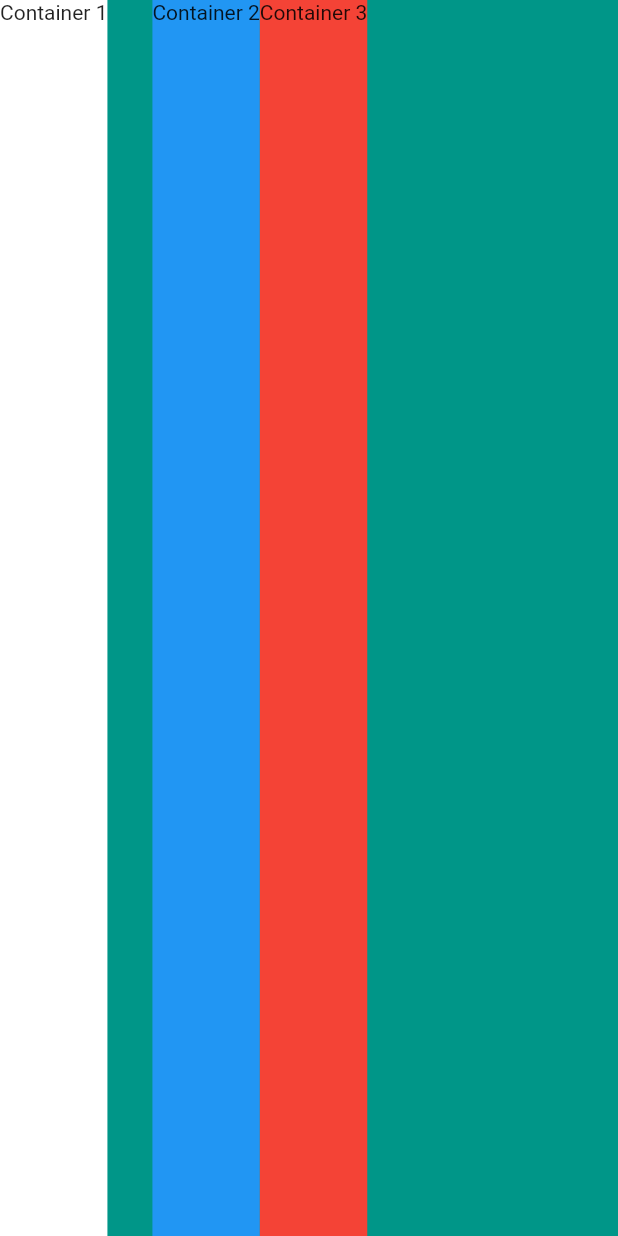
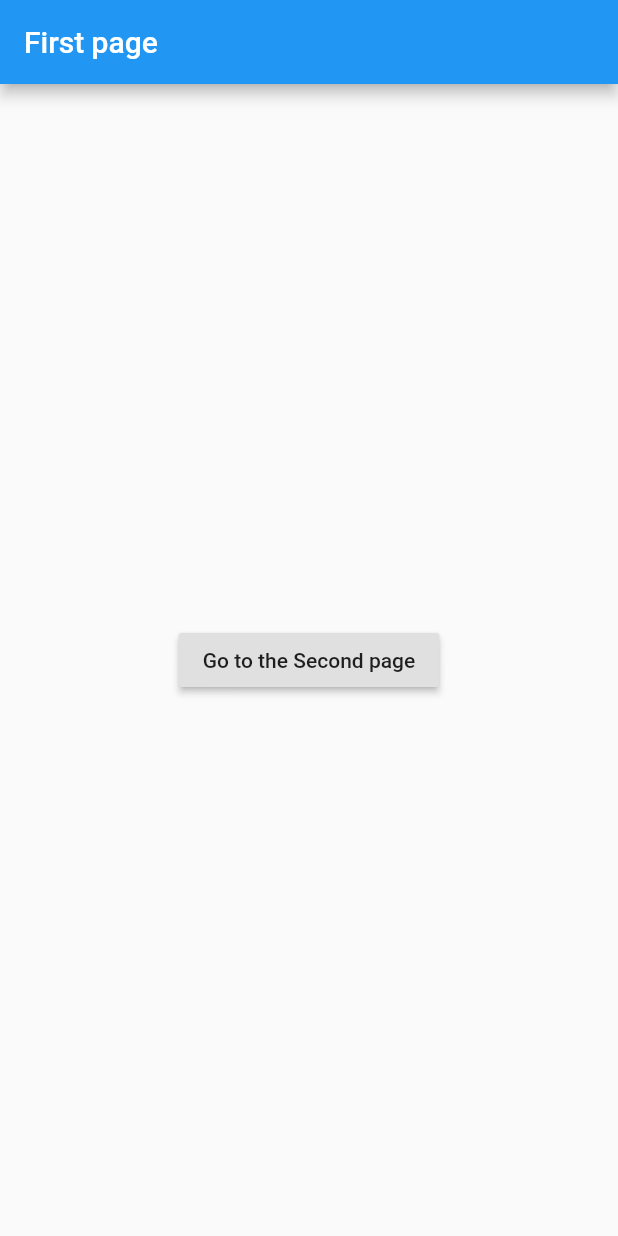
Before and after one commit to Bepo0328/StudyToFlutter, a Flutter app: the screen it shows after launch, on a phone screen of 412 x 824 dp. Run offline on Flutter 3.47's test engine with Material 2 defaults, Android fonts, the light colour scheme and no system bars.

Commit message:
StudyToFlutter: Flutter - Navigator

```diff
--- a/flutter_app/lib/main.dart
+++ b/flutter_app/lib/main.dart
@@ -8,47 +8,50 @@ class MyApp extends StatelessWidget {
   @override
   Widget build(BuildContext context) {
     return MaterialApp(
-      title: "Column & Row",
-      theme: ThemeData(
-        primarySwatch: Colors.green
-      ),
-      home: MyPage(),
+      title: "First page",
+      theme: ThemeData(primarySwatch: Colors.blue),
+      home: FirstPage(),
     );
   }
 }
 
-class MyPage extends StatelessWidget {
-  const MyPage({Key? key}) : super(key: key);
+class FirstPage extends StatelessWidget {
+  const FirstPage({Key? key}) : super(key: key);
 
   @override
-  Widget build(BuildContext context) {
+  Widget build(BuildContext context2) {
     return Scaffold(
-      backgroundColor: Colors.teal,
-      body: SafeArea(
-          child: Row(
-            crossAxisAlignment: CrossAxisAlignment.stretch,
-            children: [
-              Container(
-                height: 100,
-                color: Colors.white,
-                child: Text("Container 1"),
-              ),
-              SizedBox(
-                width: 30.0,
-              ),
-              Container(
-                height: 100,
-                color: Colors.blue,
-                child: Text("Container 2"),
-              ),
-              Container(
-                height: 100,
-                color: Colors.red,
-                child: Text("Container 3"),
-              ),
-            ],
-          ),
+      appBar: AppBar(
+        title: Text("First page"),
+      ),
+      body: Center(
+        child: RaisedButton(
+          child: Text("Go to the Second page"),
+          onPressed: () {
+            Navigator.push(context2,
+                MaterialPageRoute(builder: (context) => SecondPage()));
+          },
+        ),
       ),
     );
   }
 }
+
+class SecondPage extends StatelessWidget {
+  const SecondPage({Key? key}) : super(key: key);
+
+  @override
+  Widget build(BuildContext ctx) {
+    return Scaffold(
+      appBar: AppBar(
+        title: Text("Second page"),
+      ),
+      body: Center(
+        child:
+            RaisedButton(child: Text("Go to the First page"), onPressed: () {
+              Navigator.pop(ctx);
+            }),
+      ),
+    );
+  }
+}
```
Also changed, not shown: 1 other file.
